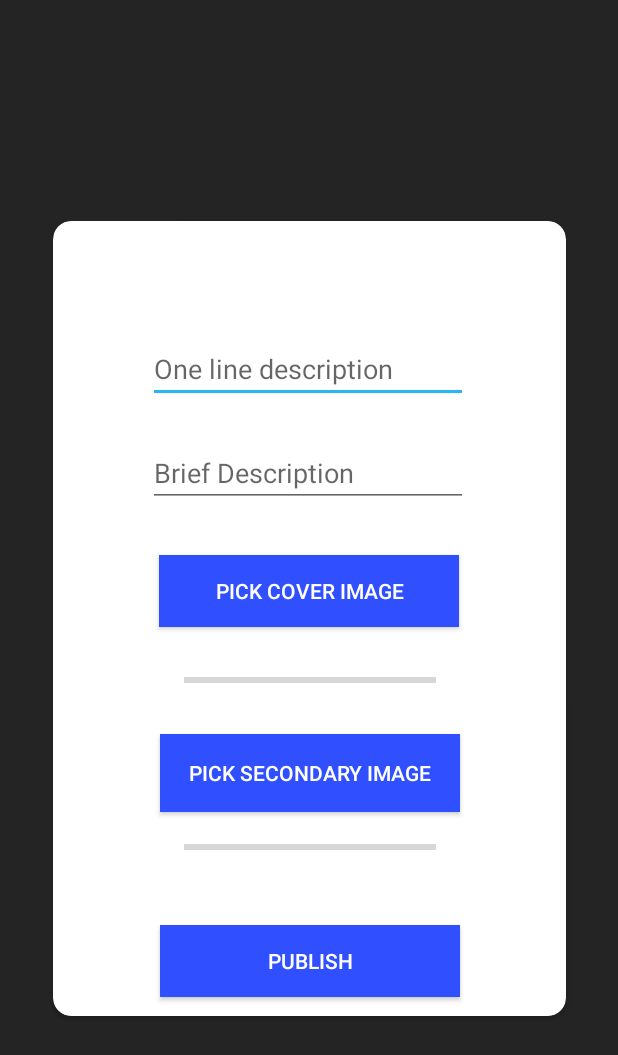
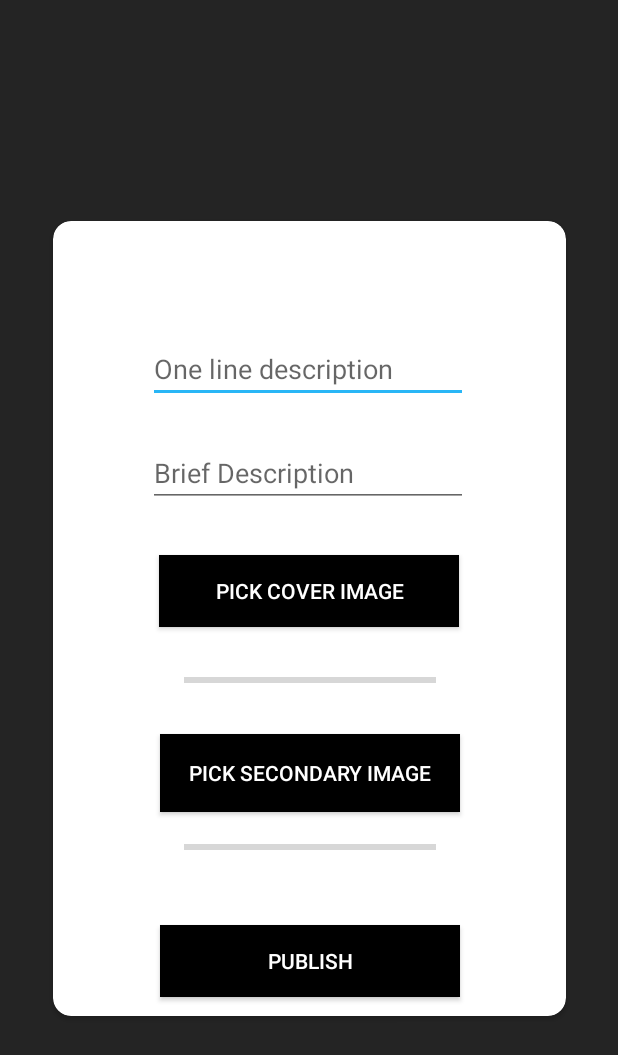
Before and after one commit to preet-dabre/EventPanaroma, an Android app: the CreateEvent2 screen opened directly, with no data from a screen before it, on a phone screen of 412 x 824 dp. Shown: the top 1055 px of the screen. Run offline under Robolectric (Android 15) with nearby library versions, the phone set to English and light mode, and no system bars; our stand-ins replace Firebase (no records; nobody signed in at launch, a user with empty details on screens opened directly).

Commit message:
Second commit: UI colors changed

```diff
--- a/app/src/main/res/layout/activity_create_event2.xml
+++ b/app/src/main/res/layout/activity_create_event2.xml
@@ -70,9 +70,9 @@
                 android:layout_marginEnd="8dp"
                 android:layout_marginRight="8dp"
                 android:layout_marginBottom="8dp"
-                android:background="@color/colorButton"
+                android:background="@color/colorButtonLight"
                 android:text="Publish"
-                android:textColor="@android:color/white"
+                android:textColor="@color/colorButtonTextLight"
                 app:layout_constraintBottom_toBottomOf="parent"
                 app:layout_constraintEnd_toEndOf="parent"
                 app:layout_constraintStart_toStartOf="parent"
@@ -102,9 +102,9 @@
                 android:layout_marginTop="20dp"
                 android:layout_marginEnd="8dp"
                 android:layout_marginRight="8dp"
-                android:background="@color/colorButton"
+                android:background="@color/colorButtonLight"
                 android:text="PICK Secondary Image"
-                android:textColor="@android:color/white"
+                android:textColor="@color/colorButtonTextLight"
                 app:layout_constraintEnd_toEndOf="parent"
                 app:layout_constraintStart_toStartOf="parent"
                 app:layout_constraintTop_toBottomOf="@+id/imagep_progress" />
@@ -132,9 +132,9 @@
                 android:layout_marginTop="32dp"
                 android:layout_marginEnd="4dp"
                 android:layout_marginRight="4dp"
-                android:background="@color/colorButton"
+                android:background="@color/colorButtonLight"
                 android:text="Pick Cover Image"
-                android:textColor="@android:color/white"
+                android:textColor="@color/colorButtonTextLight"
                 app:layout_constraintEnd_toEndOf="parent"
                 app:layout_constraintHorizontal_bias="0.484"
                 app:layout_constraintStart_toStartOf="parent"
--- a/app/src/main/res/layout/activity_main.xml
+++ b/app/src/main/res/layout/activity_main.xml
@@ -18,7 +18,7 @@
         android:layout_marginRight="8dp"
         android:background="@color/colorButton"
         android:text="Create Events"
-        android:textColor="@android:color/white"
+        android:textColor="@color/colorButtonText"
         app:layout_constraintEnd_toEndOf="parent"
         app:layout_constraintHorizontal_bias="0.502"
         app:layout_constraintStart_toStartOf="parent"
@@ -35,7 +35,7 @@
         android:layout_marginRight="8dp"
         android:background="@color/colorButton"
         android:text="Manage Events"
-        android:textColor="@android:color/white"
+        android:textColor="@color/colorButtonText"
         app:layout_constraintEnd_toEndOf="parent"
         app:layout_constraintStart_toStartOf="parent"
         app:layout_constraintTop_toBottomOf="@+id/create_events" />
@@ -51,7 +51,7 @@
         android:layout_marginRight="8dp"
         android:background="@color/colorButton"
         android:text="View Stats"
-        android:textColor="@android:color/white"
+        android:textColor="@color/colorButtonText"
         app:layout_constraintEnd_toEndOf="parent"
         app:layout_constraintStart_toStartOf="parent"
         app:layout_constraintTop_toBottomOf="@+id/manage_events" />
--- a/app/src/main/res/layout/activity_update_events.xml
+++ b/app/src/main/res/layout/activity_update_events.xml
@@ -37,9 +37,9 @@
                 android:layout_marginEnd="8dp"
                 android:layout_marginRight="8dp"
                 android:layout_marginBottom="8dp"
-                android:background="@color/colorButton"
+                android:background="@color/colorButtonLight"
                 android:text="Update Event"
-                android:textColor="@android:color/white"
+                android:textColor="@color/colorButtonTextLight"
                 app:layout_constraintBottom_toBottomOf="parent"
                 app:layout_constraintEnd_toEndOf="parent"
                 app:layout_constraintHorizontal_bias="0.497"
--- a/app/src/main/res/values/colors.xml
+++ b/app/src/main/res/values/colors.xml
@@ -3,5 +3,9 @@
     <color name="colorPrimary">#242424</color>
     <color name="colorPrimaryDark">#00574B</color>
     <color name="colorAccent">#29b6f6</color>
-    <color name="colorButton">#304ffe</color>
+    <color name="colorButton">#f2f2f2</color>
+    <color name="colorButtonText">#000000</color>
+    <color name="colorButtonLight">#000000</color>
+    <color name="colorButtonTextLight">#ffffff</color>
+
 </resources>
--- a/app/src/main/res/values/styles.xml
+++ b/app/src/main/res/values/styles.xml
@@ -3,7 +3,7 @@
     <!-- Base application theme. -->
     <style name="AppTheme" parent="Theme.AppCompat.Light.DarkActionBar">
         <!-- Customize your theme here. -->
-        <item name="colorPrimary">#304ffe</item>
+        <item name="colorPrimary">#000000</item>
         <item name="colorPrimaryDark">#242424</item>
         <item name="colorAccent">@color/colorAccent</item>
     </style>
```
Also changed, not shown: app/src/main/res/layout/activity_create_events.xml (+4 -4 lines).
